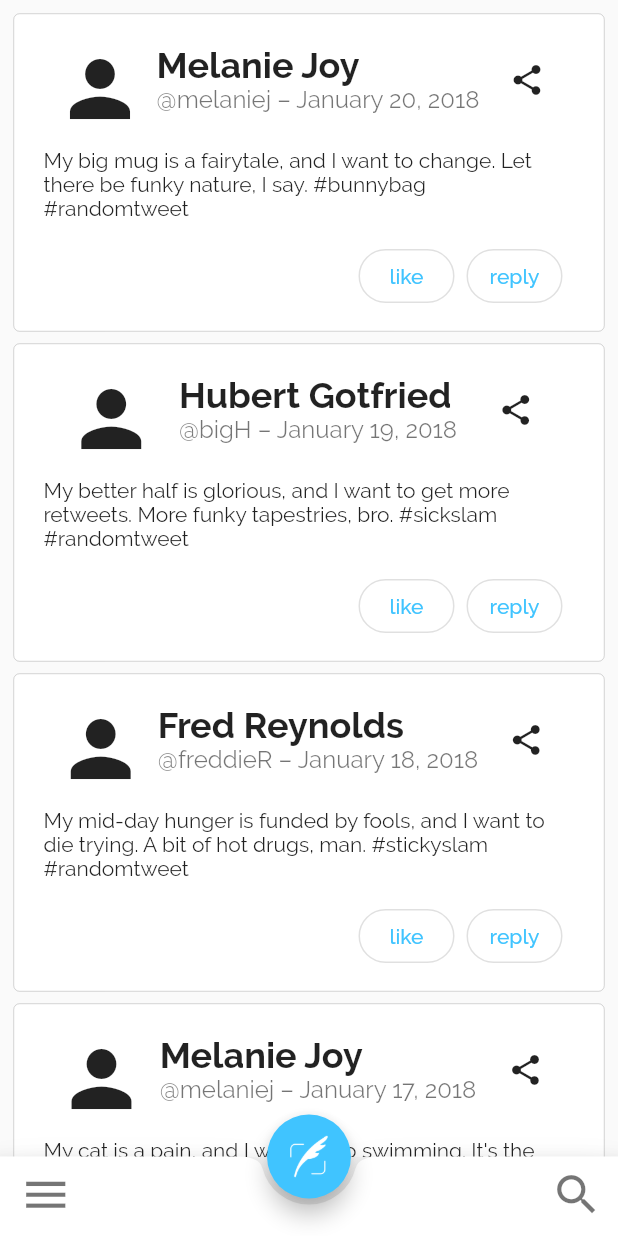
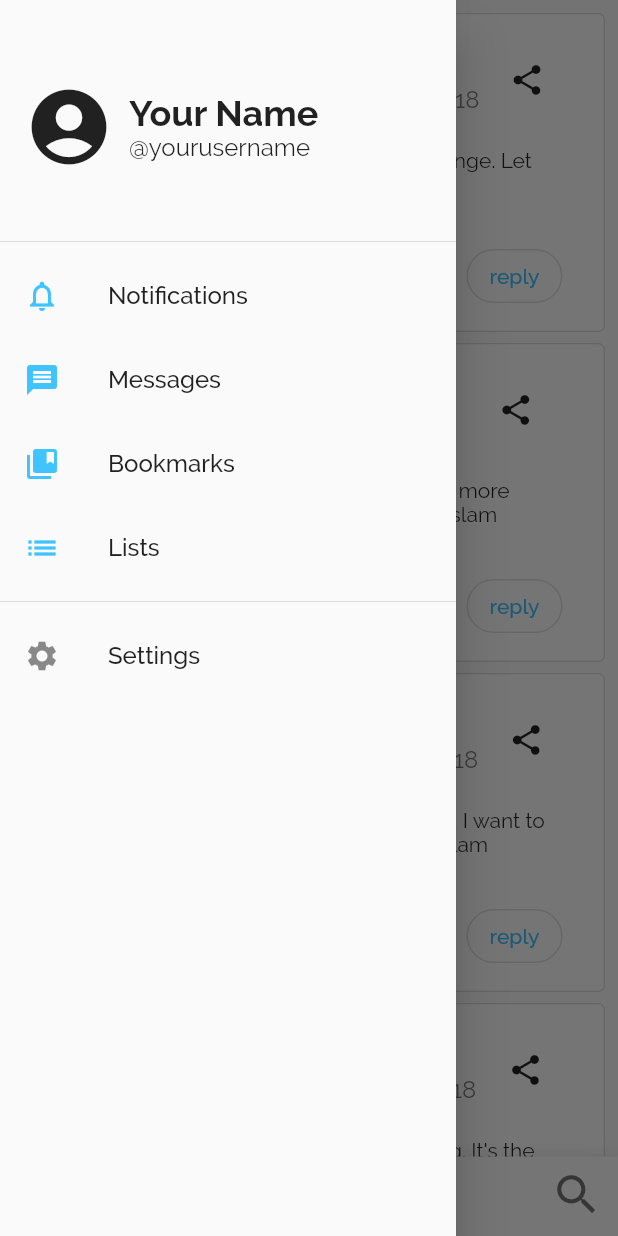
Before and after one commit to michaelgosling/twitter_md, a Flutter app: the screen it shows after launch, with the side drawer open (before the commit the screen has no drawer), on a phone screen of 412 x 824 dp. Run offline on Flutter 3.47's test engine with Material 2 defaults, Android fonts, the phone set to English and light mode, and no system bars.

Commit message:
Add navigation drawer with header and tiles, add scaffold key so menu button can open drawer.

```diff
--- a/lib/main.dart
+++ b/lib/main.dart
@@ -3,7 +3,7 @@ import 'package:flutter/material.dart';
 import 'Tweet.dart';
 import 'TweetCard.dart';
 
-void main() => runApp(MyApp());
+void main() => runApp(TweetMD());
 
 var androidThemeData = ThemeData(
   primarySwatch: Colors.lightBlue,
@@ -15,7 +15,8 @@ var androidThemeData = ThemeData(
   accentColor: Colors.lightBlueAccent,
 );
 
-class MyApp extends StatelessWidget {
+
+class TweetMD extends StatelessWidget {
   // This widget is the root of your application.
 
   @override
@@ -82,9 +83,71 @@ class _FeedState extends State<Feed> {
         "My job is getting old, and I want to pluck a cactus. A hint of casual tapestries, you see. #healthydiet #randomtweet"),
   ];
 
+  var drawerListTileTextStyle = TextStyle(
+      fontWeight: FontWeight.w500,
+      fontSize: 16,
+      color: Colors.black87
+  );
+
+  GlobalKey<ScaffoldState> _scaffoldKey = new GlobalKey();
+
   @override
   Widget build(BuildContext context) {
+
     return Scaffold(
+      key: _scaffoldKey,
+      drawer: Drawer(
+        child: ListView(
+          padding: EdgeInsets.zero,
+          children: <Widget>[
+            DrawerHeader(
+              child: Row(
+                mainAxisAlignment: MainAxisAlignment.start,
+                children: <Widget>[
+                  Padding(
+                    padding: EdgeInsets.only(right: 10),
+                    child: Icon(Icons.account_circle, size: 60,),
+                  ),
+                  Column(
+                    mainAxisAlignment: MainAxisAlignment.center,
+                    crossAxisAlignment: CrossAxisAlignment.start,
+                    children: <Widget>[
+                      Text("Your Name", style: TextStyle(fontSize: 24, fontWeight: FontWeight.bold),),
+                      Text("@yourusername", style: TextStyle(fontSize: 16, fontWeight: FontWeight.normal))
+                    ],
+                  )
+                ],
+              )
+            ),
+            ListTile(
+              leading: Icon(Icons.notifications_none, color: Colors.lightBlueAccent,),
+              title: Text("Notifications", style: drawerListTileTextStyle),
+              onTap: () {return true;},
+            ),
+            ListTile(
+              leading: Icon(Icons.message, color: Colors.lightBlueAccent,),
+              title: Text("Messages", style: drawerListTileTextStyle),
+              onTap: () {return true;},
+            ),
+            ListTile(
+              leading: Icon(Icons.collections_bookmark, color: Colors.lightBlueAccent),
+              title: Text("Bookmarks", style: drawerListTileTextStyle),
+              onTap: () {return true;},
+            ),
+            ListTile(
+              leading: Icon(Icons.list, color: Colors.lightBlueAccent),
+              title: Text("Lists", style: drawerListTileTextStyle),
+              onTap: () {return true;},
+            ),
+            Divider(),
+        ListTile(
+                leading: Icon(Icons.settings),
+                title: Text("Settings", style: drawerListTileTextStyle,),
+                onTap: () {return true;}
+              ),
+          ],
+        ),
+      ),
       floatingActionButton: new FloatingActionButton(
         backgroundColor: androidThemeData.accentColor,
         child: const ImageIcon(AssetImage("icons/post_button.png"),
@@ -114,7 +177,9 @@ class _FeedState extends State<Feed> {
                 children: <Widget>[
                   IconButton(
                     icon: Icon(Icons.menu, size: 35, color: Colors.black54),
-                    onPressed: () {},
+                    onPressed: () {
+                      _scaffoldKey.currentState.openDrawer();
+                    },
                   ),
                   IconButton(
                     icon: Icon(Icons.search, size: 35, color: Colors.black54),
```
Also changed, not shown: lib/TweetCard.dart (+10 -7 lines), 1 other file.
